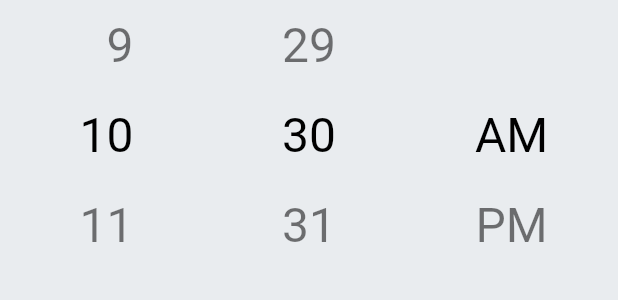
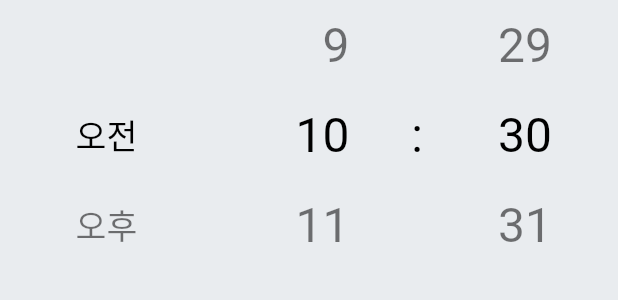
Before and after one commit to Omtye/movie_alarm, a Flutter app: the TimePickerSpinner widget shown alone on an empty page, opened directly, on a phone screen of 412 x 824 dp. Shown: the top 300 px of the screen. Run offline on Flutter 3.47's test engine with Material 2 defaults, Android fonts, the phone set to English and light mode, and no system bars; our stand-ins replace audioplayers, flutter_mobx, mobx, shared_preferences, video_player, wakelock and 1 more; missing offline and left inert: android_alarm_manager_plus, flutter_audio_query, slide_button, volume; accounts and stored records are empty; generated files the repository leaves out were written again.

Commit message:
flutter timepicker 커스터마이징

```diff
--- a/lib/components/time_picker/time_picker_spinner.dart
+++ b/lib/components/time_picker/time_picker_spinner.dart
@@ -22,7 +22,6 @@ class ItemScrollPhysics extends ScrollPhysics {
   }
 
   double _getItem(ScrollPosition position) {
-
     double maxScrollItem =
         (position.maxScrollExtent / itemHeight!).floorToDouble();
 
@@ -58,7 +57,6 @@ class ItemScrollPhysics extends ScrollPhysics {
     Tolerance tolerance = this.tolerance;
     final double target =
         _getTargetPixels(position as ScrollPosition, tolerance, velocity);
-
 
     if (target != position.pixels)
       return ScrollSpringSimulation(spring, position.pixels, target, velocity,
@@ -234,6 +232,7 @@ class _TimePickerSpinnerState extends State<TimePickerSpinner> {
   @override
   Widget build(BuildContext context) {
     // print(minuteController.offset);
+
     List<Widget> contents = [
       SizedBox(
         width: _getItemWidth(),
@@ -251,7 +250,7 @@ class _TimePickerSpinnerState extends State<TimePickerSpinner> {
           () => isHourScrolling = false,
         ),
       ),
-      spacer(),
+      spacerBetweenDigit(),
       SizedBox(
         width: _getItemWidth(),
         height: _getItemHeight()! * 3,
@@ -269,6 +268,18 @@ class _TimePickerSpinnerState extends State<TimePickerSpinner> {
         ),
       ),
     ];
+
+    if (!widget.is24HourMode) {
+      contents.insert(
+        0,
+        SizedBox(
+          width: _getItemWidth()! * 1.2,
+          height: _getItemHeight()! * 3,
+          child: apSpinner(),
+        ),
+      );
+      contents.insert(1, spacer());
+    }
 
     if (widget.isShowSeconds) {
       contents.add(spacer());
@@ -290,17 +301,6 @@ class _TimePickerSpinnerState extends State<TimePickerSpinner> {
       ));
     }
 
-    if (!widget.is24HourMode) {
-      contents.add(spacer());
-      contents.add(
-        SizedBox(
-          width: _getItemWidth()! * 1.2,
-          height: _getItemHeight()! * 3,
-          child: apSpinner(),
-        ),
-      );
-    }
-
     return Row(
       crossAxisAlignment: CrossAxisAlignment.center,
       mainAxisAlignment: MainAxisAlignment.center,
@@ -312,6 +312,19 @@ class _TimePickerSpinnerState extends State<TimePickerSpinner> {
     return Container(
       width: _getSpacing(),
       height: _getItemHeight()! * 3,
+    );
+  }
+
+  Widget spacerBetweenDigit() {
+    return Container(
+      width: _getSpacing(),
+      height: _getItemHeight()! * 3,
+      child: Center(
+        child: Text(
+          ":",
+          style: _getHighlightedTextStyle(),
+        ),
+      ),
     );
   }
 
@@ -373,7 +386,9 @@ class _TimePickerSpinnerState extends State<TimePickerSpinner> {
               text == '0') {
             text = '12';
           }
-          if (widget.isForce2Digits && text != '') {
+          if (widget.isForce2Digits &&
+              text != '' &&
+              controller == minuteController) {
             text = text.padLeft(2, '0');
           }
           return Container(
@@ -429,15 +444,15 @@ class _TimePickerSpinnerState extends State<TimePickerSpinner> {
       },
       child: ListView.builder(
         itemBuilder: (context, index) {
-          String text = index == 1 ? 'AM' : (index == 2 ? 'PM' : '');
+          String text = index == 1 ? '오전' : (index == 2 ? '오후' : '');
           return Container(
             height: _getItemHeight(),
             alignment: Alignment.center,
             child: Text(
               text,
               style: currentSelectedAPIndex == index
-                  ? _getHighlightedTextStyle()
-                  : _getNormalTextStyle(),
+                  ? _getHighlightedTextStyle()!.apply(fontSizeFactor: 0.7)
+                  : _getNormalTextStyle()!.apply(fontSizeFactor: 0.7),
             ),
           );
         },
--- a/lib/components/video_embed_dialog/video_controller.dart
+++ b/lib/components/video_embed_dialog/video_controller.dart
@@ -62,6 +62,7 @@ class _VideoControllerState extends State<VideoController> {
         return false;
 
       },
+      child: GestureDetector(
         child: Padding(
           padding: EdgeInsets.all(size.height * 0.02),
           child: Container(
@@ -84,6 +85,10 @@ class _VideoControllerState extends State<VideoController> {
             ),
           ),
         ),
+        onLongPress: (){
+
+        },
+      ),
     );
   }
 }
--- a/lib/screen/edit_alarm/components/edit_alarm_time.dart
+++ b/lib/screen/edit_alarm/components/edit_alarm_time.dart
@@ -25,14 +25,17 @@ class EditAlarmTime extends StatelessWidget {
             children: <Widget>[
               TimePickerSpinner(
                 time: DateTime(2021, 8, 25, hours, minutes),
+                alignment: Alignment.center,
                 is24HourMode: false,
-                spacing: width * 0.2,
+                spacing: width * 0.1,
+                itemWidth: width * 0.2,
+                isForce2Digits: true,
                 normalTextStyle: TextStyle(
                   color: Colors.grey,
-                  fontSize: 35,
+                  fontSize: 40,
                 ),
                 highlightedTextStyle:
-                    TextStyle(color: Colors.black, fontSize: 35),
+                    TextStyle(color: Colors.black, fontSize: 40,),
                 onTimeChange: (time) {
                   alarm.hour = time.hour;
                   alarm.minute = time.minute;
--- a/pubspec.yaml
+++ b/pubspec.yaml
@@ -47,7 +47,10 @@ dependencies:
   mobx_codegen: ^2.0.1+3
   android_alarm_manager_plus: ^1.0.2
   flutter_audio_query: ^0.3.5+6
-  flutter_time_picker_spinner: ^2.0.0
+  flutter_time_picker_spinner:
+    git:
+      url: https://github.com/Omtye/flutter_time_picker_spinner.git
+      ref: master
   slider_button: ^1.0.0
 
 
```
Also changed, not shown: pubspec.lock, 3 other files. Lines whose indentation alone changed are shown as unchanged.
